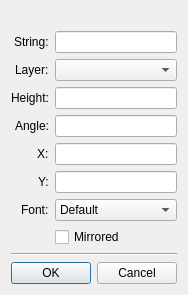
The window that sw/ui/ins_string.ui (xgvargas/xeda) describes before a commit, drawn with Qt 5.
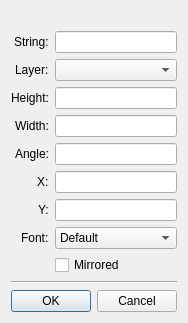
The same window after the commit. Icons and pictures are not drawn. Custom widgets are drawn as their Qt base class.

What changed in the file:
```diff
--- a/sw/ui/ins_string.ui
+++ b/sw/ui/ins_string.ui
@@ -7,7 +7,7 @@
     <x>0</x>
     <y>0</y>
     <width>213</width>
-    <height>384</height>
+    <height>410</height>
    </rect>
   </property>
   <property name="windowTitle">
@@ -65,51 +65,51 @@
      <item row="2" column="1">
       <widget class="DimEdit" name="edt_height"/>
      </item>
-     <item row="3" column="0">
+     <item row="4" column="0">
       <widget class="QLabel" name="label_5">
        <property name="text">
         <string>Angle:</string>
        </property>
       </widget>
      </item>
-     <item row="3" column="1">
+     <item row="4" column="1">
       <widget class="DimEdit" name="edt_angle"/>
      </item>
-     <item row="4" column="0">
+     <item row="5" column="0">
       <widget class="QLabel" name="label_6">
        <property name="text">
         <string>X:</string>
        </property>
       </widget>
      </item>
-     <item row="5" column="0">
+     <item row="6" column="0">
       <widget class="QLabel" name="label_7">
        <property name="text">
         <string>Y:</string>
        </property>
       </widget>
      </item>
-     <item row="4" column="1">
-      <widget class="DimEdit" name="edt_x"/>
-     </item>
      <item row="5" column="1">
+      <widget class="DimEdit" name="edt_x"/>
+     </item>
+     <item row="6" column="1">
       <widget class="DimEdit" name="edt_y"/>
      </item>
-     <item row="7" column="1">
+     <item row="8" column="1">
       <widget class="QCheckBox" name="chk_mirror">
        <property name="text">
         <string>Mirrored</string>
        </property>
       </widget>
      </item>
-     <item row="6" column="0">
+     <item row="7" column="0">
       <widget class="QLabel" name="label_9">
        <property name="text">
         <string>Font:</string>
        </property>
       </widget>
      </item>
-     <item row="6" column="1">
+     <item row="7" column="1">
       <widget class="QComboBox" name="sel_font">
        <item>
         <property name="text">
@@ -118,6 +118,16 @@
        </item>
       </widget>
      </item>
+     <item row="3" column="0">
+      <widget class="QLabel" name="label_8">
+       <property name="text">
+        <string>Width:</string>
+       </property>
+      </widget>
+     </item>
+     <item row="3" column="1">
+      <widget class="DimEdit" name="edt_width"/>
+     </item>
     </layout>
    </item>
    <item>
```
